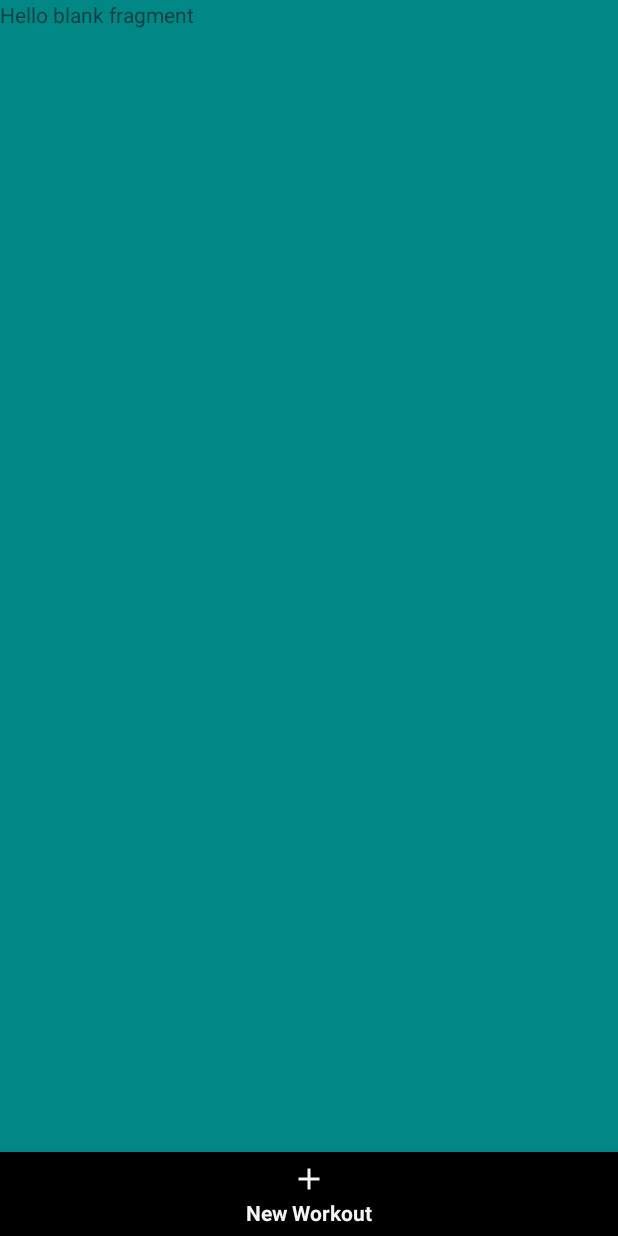
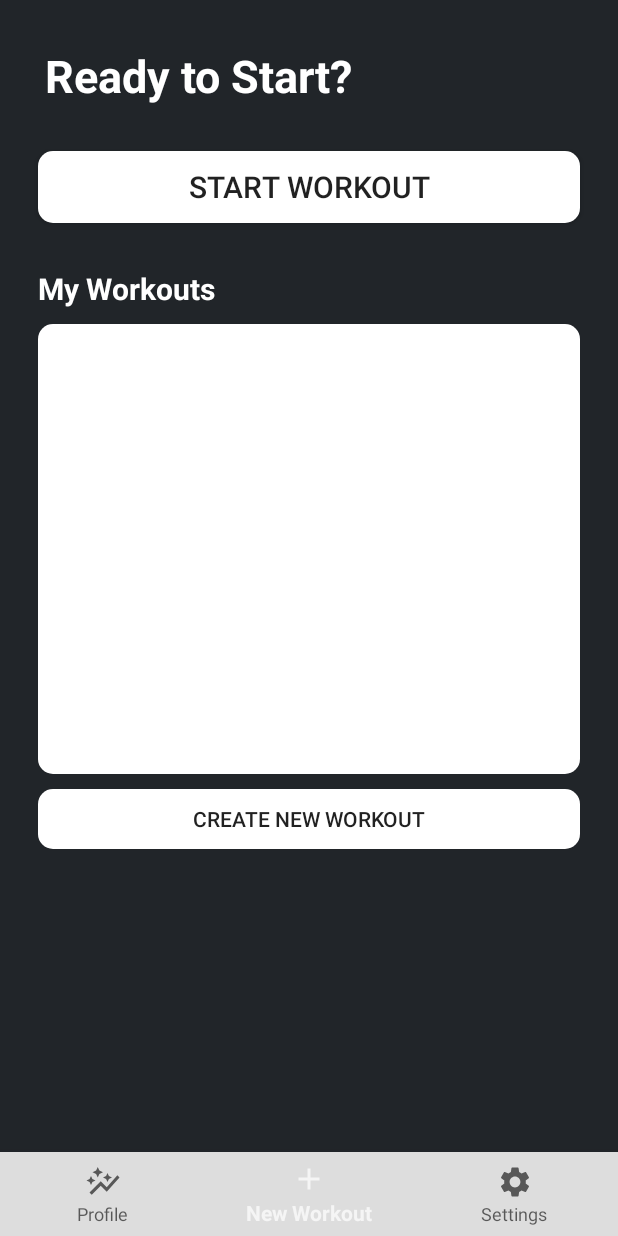
Before and after one commit to mrunixd/ezTrack, an Android app built with Jetpack Compose: the screen it shows after launch once a user with an empty profile is signed in (MainActivity), on a phone screen of 412 x 824 dp. Run offline under Robolectric (Android 15) with nearby library versions, the phone set to English and light mode, and no system bars; our stand-ins replace Firebase (no records; nobody signed in at launch, a user with empty details on screens opened directly); Roboto replaces fonts that are not available here.

Commit message:
completed basic front end layout of new fragment

```diff
--- a/app/src/main/res/drawable/baseline_add_24.xml
+++ b/app/src/main/res/drawable/baseline_add_24.xml
@@ -1,4 +1,4 @@
-<vector xmlns:android="http://schemas.android.com/apk/res/android" android:height="24dp" android:tint="#FFFFFF" android:viewportHeight="24" android:viewportWidth="24" android:width="24dp">
+<vector xmlns:android="http://schemas.android.com/apk/res/android" android:height="24dp" android:tint="#000000" android:viewportHeight="24" android:viewportWidth="24" android:width="24dp">
 
     <path android:fillColor="@android:color/white" android:pathData="M19,13h-6v6h-2v-6H5v-2h6V5h2v6h6v2z"/>
 
--- a/app/src/main/res/drawable/baseline_auto_graph_24.xml
+++ b/app/src/main/res/drawable/baseline_auto_graph_24.xml
@@ -1,4 +1,4 @@
-<vector xmlns:android="http://schemas.android.com/apk/res/android" android:height="24dp" android:tint="#FFFFFF" android:viewportHeight="24" android:viewportWidth="24" android:width="24dp">
+<vector xmlns:android="http://schemas.android.com/apk/res/android" android:height="24dp" android:tint="#000000" android:viewportHeight="24" android:viewportWidth="24" android:width="24dp">
 
     <path android:fillColor="@android:color/white" android:pathData="M14.06,9.94L12,9l2.06,-0.94L15,6l0.94,2.06L18,9l-2.06,0.94L15,12L14.06,9.94zM4,14l0.94,-2.06L7,11l-2.06,-0.94L4,8l-0.94,2.06L1,11l2.06,0.94L4,14zM8.5,9l1.09,-2.41L12,5.5L9.59,4.41L8.5,2L7.41,4.41L5,5.5l2.41,1.09L8.5,9zM4.5,20.5l6,-6.01l4,4L23,8.93l-1.41,-1.41l-7.09,7.97l-4,-4L3,19L4.5,20.5z"/>
 
--- a/app/src/main/res/drawable/baseline_query_stats_24.xml
+++ b/app/src/main/res/drawable/baseline_query_stats_24.xml
@@ -1,4 +1,4 @@
-<vector xmlns:android="http://schemas.android.com/apk/res/android" android:height="24dp" android:tint="#FFFFFF" android:viewportHeight="24" android:viewportWidth="24" android:width="24dp">
+<vector xmlns:android="http://schemas.android.com/apk/res/android" android:height="24dp" android:tint="#000000" android:viewportHeight="24" android:viewportWidth="24" android:width="24dp">
 
     <path android:fillColor="@android:color/white" android:pathData="M19.88,18.47c0.44,-0.7 0.7,-1.51 0.7,-2.39c0,-2.49 -2.01,-4.5 -4.5,-4.5s-4.5,2.01 -4.5,4.5s2.01,4.5 4.49,4.5c0.88,0 1.7,-0.26 2.39,-0.7L21.58,23L23,21.58L19.88,18.47zM16.08,18.58c-1.38,0 -2.5,-1.12 -2.5,-2.5c0,-1.38 1.12,-2.5 2.5,-2.5s2.5,1.12 2.5,2.5C18.58,17.46 17.46,18.58 16.08,18.58zM15.72,10.08c-0.74,0.02 -1.45,0.18 -2.1,0.45l-0.55,-0.83l-3.8,6.18l-3.01,-3.52l-3.63,5.81L1,17l5,-8l3,3.5L13,6C13,6 15.72,10.08 15.72,10.08zM18.31,10.58c-0.64,-0.28 -1.33,-0.45 -2.05,-0.49c0,0 5.12,-8.09 5.12,-8.09L23,3.18L18.31,10.58z"/>
 
--- a/app/src/main/res/drawable/baseline_settings_24.xml
+++ b/app/src/main/res/drawable/baseline_settings_24.xml
@@ -1,4 +1,4 @@
-<vector xmlns:android="http://schemas.android.com/apk/res/android" android:height="24dp" android:tint="#FFFFFF" android:viewportHeight="24" android:viewportWidth="24" android:width="24dp">
+<vector xmlns:android="http://schemas.android.com/apk/res/android" android:height="24dp" android:tint="#000000" android:viewportHeight="24" android:viewportWidth="24" android:width="24dp">
 
     <path android:fillColor="@android:color/white" android:pathData="M19.14,12.94c0.04,-0.3 0.06,-0.61 0.06,-0.94c0,-0.32 -0.02,-0.64 -0.07,-0.94l2.03,-1.58c0.18,-0.14 0.23,-0.41 0.12,-0.61l-1.92,-3.32c-0.12,-0.22 -0.37,-0.29 -0.59,-0.22l-2.39,0.96c-0.5,-0.38 -1.03,-0.7 -1.62,-0.94L14.4,2.81c-0.04,-0.24 -0.24,-0.41 -0.48,-0.41h-3.84c-0.24,0 -0.43,0.17 -0.47,0.41L9.25,5.35C8.66,5.59 8.12,5.92 7.63,6.29L5.24,5.33c-0.22,-0.08 -0.47,0 -0.59,0.22L2.74,8.87C2.62,9.08 2.66,9.34 2.86,9.48l2.03,1.58C4.84,11.36 4.8,11.69 4.8,12s0.02,0.64 0.07,0.94l-2.03,1.58c-0.18,0.14 -0.23,0.41 -0.12,0.61l1.92,3.32c0.12,0.22 0.37,0.29 0.59,0.22l2.39,-0.96c0.5,0.38 1.03,0.7 1.62,0.94l0.36,2.54c0.05,0.24 0.24,0.41 0.48,0.41h3.84c0.24,0 0.44,-0.17 0.47,-0.41l0.36,-2.54c0.59,-0.24 1.13,-0.56 1.62,-0.94l2.39,0.96c0.22,0.08 0.47,0 0.59,-0.22l1.92,-3.32c0.12,-0.22 0.07,-0.47 -0.12,-0.61L19.14,12.94zM12,15.6c-1.98,0 -3.6,-1.62 -3.6,-3.6s1.62,-3.6 3.6,-3.6s3.6,1.62 3.6,3.6S13.98,15.6 12,15.6z"/>
 
--- a/app/src/main/res/layout/activity_main.xml
+++ b/app/src/main/res/layout/activity_main.xml
@@ -23,5 +23,6 @@
         app:layout_constraintBottom_toBottomOf="parent"
         app:layout_constraintEnd_toEndOf="parent"
         app:layout_constraintStart_toStartOf="parent"
-        app:menu="@menu/bottom_nav_bar"/>
+        app:menu="@menu/bottom_nav_bar"
+        android:background="#dddddd"/>
 </androidx.constraintlayout.widget.ConstraintLayout>
--- a/app/src/main/res/layout/fragment_new.xml
+++ b/app/src/main/res/layout/fragment_new.xml
@@ -3,13 +3,66 @@
     xmlns:tools="http://schemas.android.com/tools"
     android:layout_width="match_parent"
     android:layout_height="match_parent"
-    tools:context=".New">
+    tools:context=".New"
+    android:background="#212529">
 
     <!-- TODO: Update blank fragment layout -->
-    <TextView
+    <LinearLayout
         android:layout_width="match_parent"
         android:layout_height="match_parent"
-        android:text="@string/hello_blank_fragment"
-        android:background="@color/teal_700"/>
+        android:orientation="vertical">
+
+        <TextView
+            android:layout_width="wrap_content"
+            android:layout_height="wrap_content"
+            android:text="Ready to Start?"
+            android:textSize="30sp"
+            android:textStyle="bold"
+            android:textColor="#ffffff"
+            android:layout_margin="30dp"/>
+
+        <Button
+            android:id="@+id/startWorkoutBtn"
+            android:layout_width="match_parent"
+            android:layout_height="wrap_content"
+            android:layout_marginHorizontal="25sp"
+            android:layout_marginBottom="20dp"
+            android:text="Start Workout"
+            android:textSize="20sp"
+            android:background="@drawable/btn_shape_capsule"
+            android:backgroundTint="#ffffff"/>
+
+        <TextView
+            android:layout_width="match_parent"
+            android:layout_height="wrap_content"
+            android:text="My Workouts"
+            android:textStyle="bold"
+            android:textSize="20sp"
+            android:textColor="#ffffff"
+            android:layout_marginHorizontal="25dp"
+            android:layout_marginVertical="10dp"/>
+        <ListView
+            android:layout_width="match_parent"
+            android:layout_height="300dp"
+            android:background="@drawable/btn_shape_capsule"
+            android:backgroundTint="#ffffff"
+            android:layout_marginHorizontal="25dp"
+            android:layout_marginBottom="10dp"
+            android:padding="10dp">
+
+        </ListView>
+
+        <Button
+            android:layout_width="match_parent"
+            android:layout_height="40dp"
+            android:text="Create new workout"
+            android:background="@drawable/btn_shape_capsule"
+            android:backgroundTint="#ffffff"
+            android:layout_gravity="center"
+            android:layout_marginHorizontal="25dp"
+            android:paddingHorizontal="30dp"/>
+
+    </LinearLayout>
+
 
 </FrameLayout>
```
